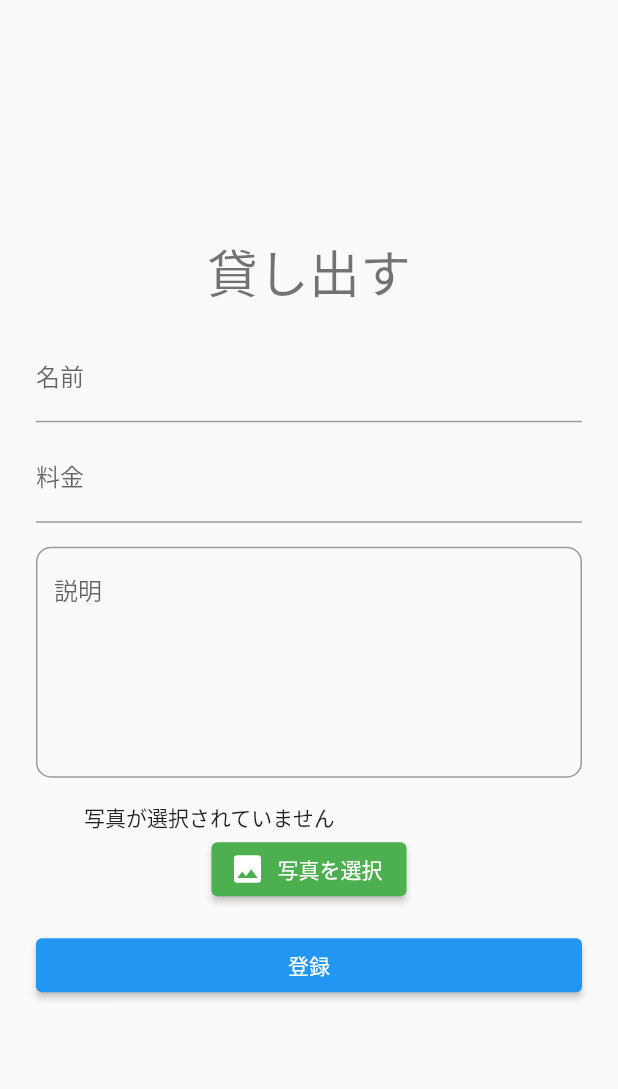
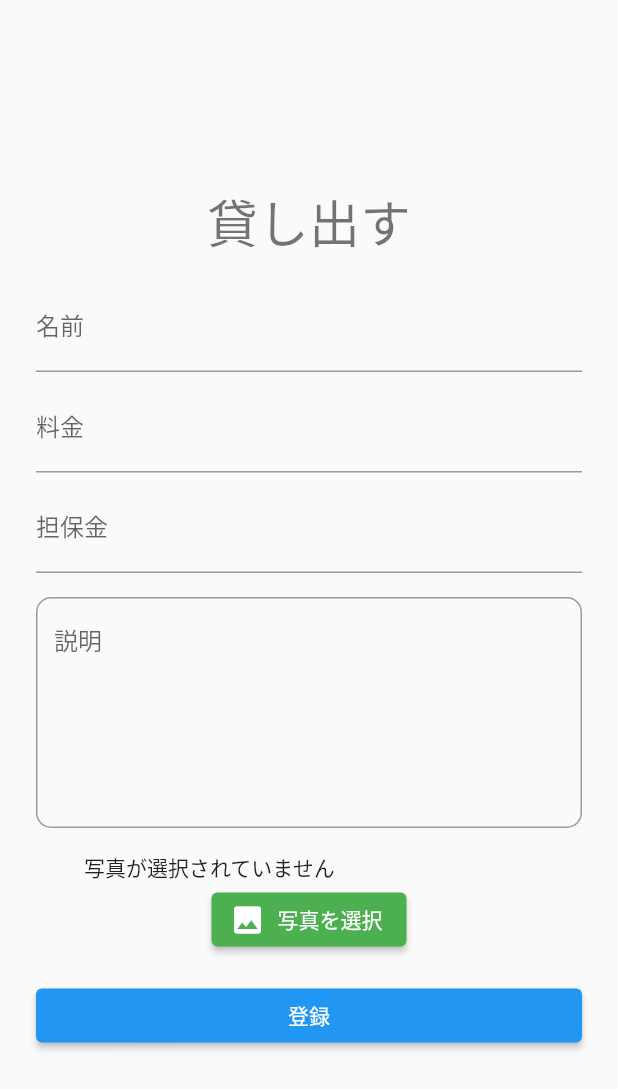
Before and after one commit to haku-noir/otaku-friends, a Flutter app: the ItemPublishPage screen opened directly, on a phone screen of 412 x 824 dp. Shown: the top 1089 px of the screen. Run offline on Flutter 3.47's test engine with Material 2 defaults, Android fonts, the phone set to English and light mode, and no system bars; our stand-ins replace image_picker, shared_preferences; accounts and stored records are empty.

Commit message:
add: post Item function

```diff
--- a/lib/item_publish_page.dart
+++ b/lib/item_publish_page.dart
@@ -1,6 +1,9 @@
 import 'package:flutter/material.dart';
 import 'dart:io';
 import 'package:image_picker/image_picker.dart';
+
+import 'main_screen.dart';
+import 'network.dart';
 
 class ItemPublishPage extends StatefulWidget {
   const ItemPublishPage({super.key});
@@ -10,8 +13,15 @@ class ItemPublishPage extends StatefulWidget {
 }
 
 class _ItemPublishPageState extends State<ItemPublishPage> {
+  bool _isLoading = false;
+
   File? _image;
   final picker = ImagePicker();
+
+  final _nameController = TextEditingController();
+  final _priceController = TextEditingController();
+  final _descriptionController = TextEditingController();
+  final _collateralController = TextEditingController();
 
   Future pickImage() async {
     final image = await ImagePicker().pickImage(source: ImageSource.gallery);
@@ -25,7 +35,9 @@ class _ItemPublishPageState extends State<ItemPublishPage> {
   @override
   Widget build(BuildContext context) {
     // final List<String> typeList = ['漫画', '小説', 'ブルーレイ', 'CD'];
-    return Scaffold(
+    return _isLoading ? const Center(
+      child: CircularProgressIndicator(),
+    ) : Scaffold(
         body: Center(
           child: Padding(
             padding: const EdgeInsets.symmetric(horizontal: 24),
@@ -39,13 +51,20 @@ class _ItemPublishPageState extends State<ItemPublishPage> {
                   const SizedBox(height: 16),
                   TextFormField(
                     decoration: const InputDecoration(labelText: '名前'),
+                    controller: _nameController,
                     keyboardType: TextInputType.name,
                   ),
                   const SizedBox(height: 8),
                   TextFormField(
                     decoration: const InputDecoration(labelText: '料金'),
+                    controller: _priceController,
                     keyboardType: TextInputType.number,
-                    obscureText: true,
+                  ),
+                  const SizedBox(height: 8),
+                  TextFormField(
+                    decoration: const InputDecoration(labelText: '担保金'),
+                    controller: _collateralController,
+                    keyboardType: TextInputType.number,
                   ),
                   const SizedBox(height: 16),
                   TextFormField(
@@ -56,6 +75,7 @@ class _ItemPublishPageState extends State<ItemPublishPage> {
                         borderRadius: BorderRadius.circular(10)
                       ),
                     ),
+                    controller: _descriptionController,
                     keyboardType: TextInputType.multiline,
                     maxLines: 6,
                   ),
@@ -91,7 +111,23 @@ class _ItemPublishPageState extends State<ItemPublishPage> {
                   SizedBox(
                     width: double.infinity,
                     child: ElevatedButton(
-                      onPressed: ()=>{},
+                      onPressed: () {
+                        final data = {
+                          'name': _nameController.text,
+                          'price': _priceController.text,
+                          'description': _descriptionController.text,
+                          'collateral': _collateralController.text
+                        };
+                        setState(() {
+                          _isLoading = true;
+                        });
+                        Network().postData('/items', data).then((res){
+                          if(res.statusCode == 201){
+                            Navigator.of(context).pushReplacement(MaterialPageRoute(builder: (_) => const MainScreen()));
+                          }
+                          _isLoading = false;
+                        });
+                      },
                       child: const Text('登録'),
                     ),
                   ),
```
